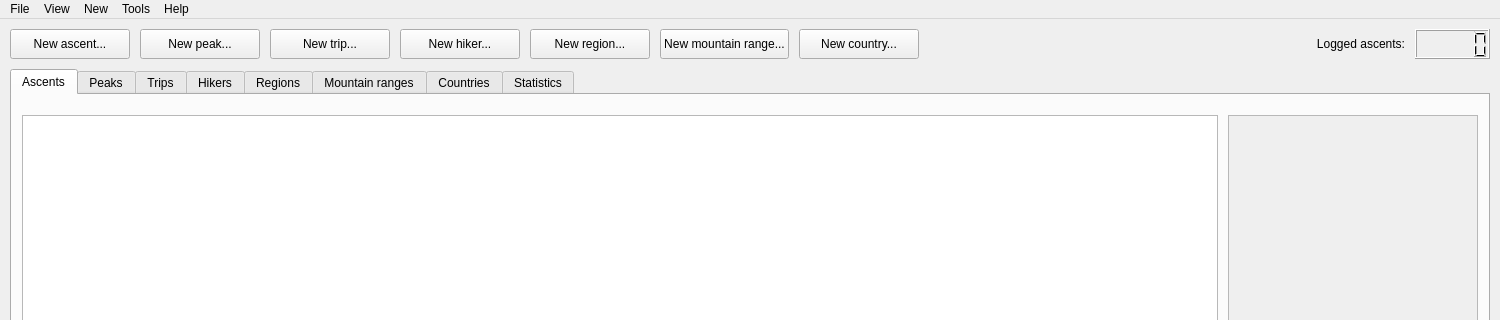
First picture: the form in src/ui/main_window.ui, repository svetter/pal, before the edit; both pictures show x 0 to 1500 and y 0 to 320 of the 1500 by 800 pixel window.
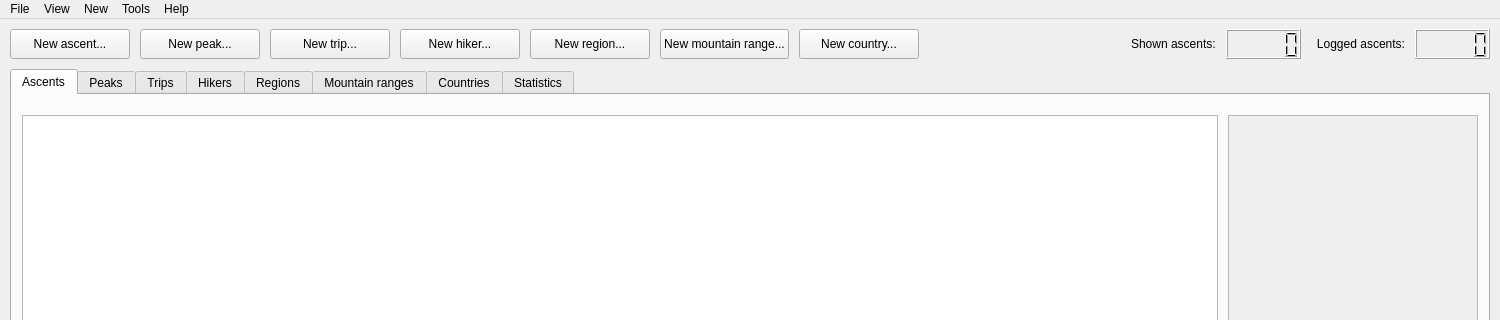
Second picture: the form after the edit. Icons and pictures are not drawn. Custom widgets are drawn as their Qt base class.

Commit message:
Add LED-style counter for number of ascents shown in filtered table
Closes #203

The edit to the form file:
```diff
--- a/src/ui/main_window.ui
+++ b/src/ui/main_window.ui
@@ -61,7 +61,7 @@
      <number>10</number>
     </property>
     <item>
-     <layout class="QHBoxLayout" name="topBarLayout">
+     <layout class="QHBoxLayout" name="topBarLayout" stretch="0,0,0,0,0,0,0,1,0,0,0,0,0">
       <property name="spacing">
        <number>10</number>
       </property>
@@ -237,9 +237,54 @@
         <property name="sizeType">
          <enum>QSizePolicy::Expanding</enum>
         </property>
+       </spacer>
+      </item>
+      <item>
+       <widget class="QLabel" name="ascentCounterFilteredLabel">
+        <property name="sizePolicy">
+         <sizepolicy hsizetype="Fixed" vsizetype="Fixed">
+          <horstretch>0</horstretch>
+          <verstretch>0</verstretch>
+         </sizepolicy>
+        </property>
+        <property name="toolTip">
+         <string>Number of ascents currently shown in the table with filters applied</string>
+        </property>
+        <property name="text">
+         <string>Shown ascents:</string>
+        </property>
+       </widget>
+      </item>
+      <item>
+       <widget class="QLCDNumber" name="ascentCounterFilteredSegmentNumber">
+        <property name="sizePolicy">
+         <sizepolicy hsizetype="Fixed" vsizetype="Fixed">
+          <horstretch>0</horstretch>
+          <verstretch>0</verstretch>
+         </sizepolicy>
+        </property>
+        <property name="minimumSize">
+         <size>
+          <width>75</width>
+          <height>30</height>
+         </size>
+        </property>
+        <property name="digitCount">
+         <number>5</number>
+        </property>
+       </widget>
+      </item>
+      <item>
+       <spacer name="ascentCounterSpacer">
+        <property name="orientation">
+         <enum>Qt::Horizontal</enum>
+        </property>
+        <property name="sizeType">
+         <enum>QSizePolicy::Fixed</enum>
+        </property>
         <property name="sizeHint" stdset="0">
          <size>
-          <width>0</width>
+          <width>5</width>
           <height>0</height>
          </size>
         </property>
```
The commit also changes 2 other files.
